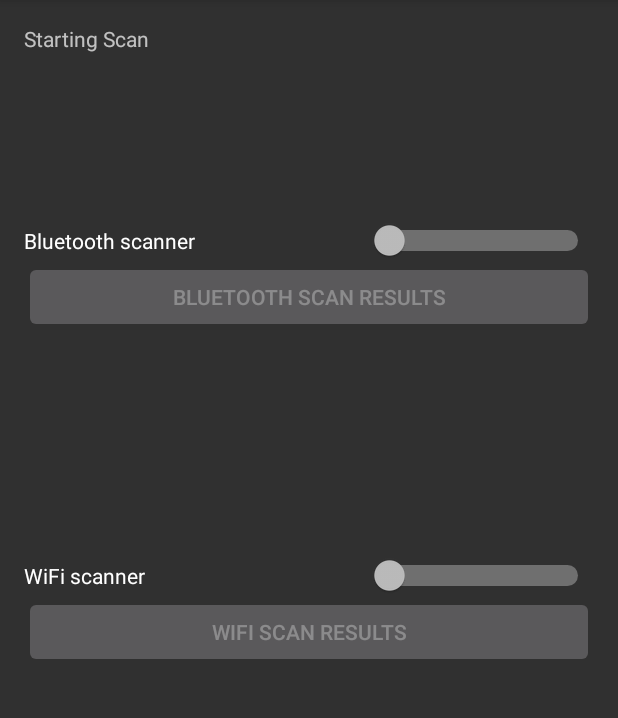
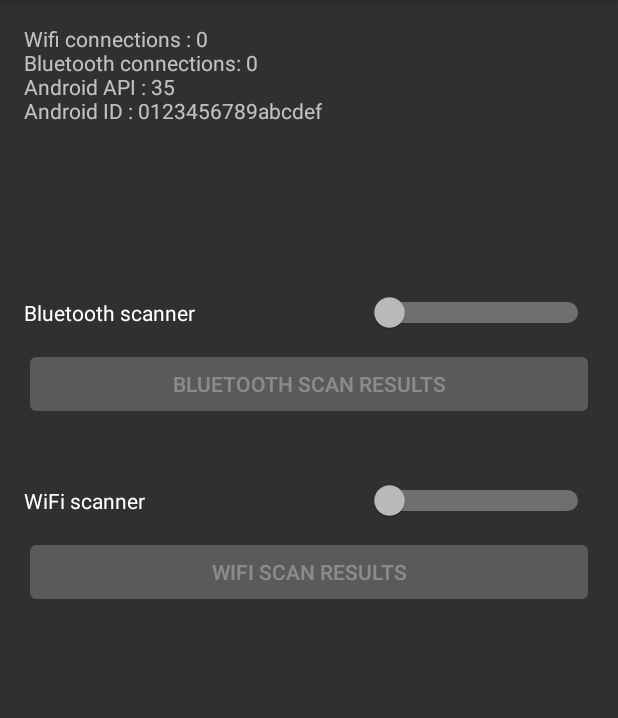
Before and after one commit to bojakowsky/WirelessScannerProject, an Android app: the screen it shows after launch (MainActivity), in the options menu, after a tap on "Refresh", on a phone screen of 412 x 824 dp, the part 84-802 px from its top. Run offline under Robolectric (Android 15) with nearby library versions, the phone set to English and light mode, and no system bars.

Commit message:
Scanner functions done

```diff
--- a/EnvScanner/app/src/main/AndroidManifest.xml
+++ b/EnvScanner/app/src/main/AndroidManifest.xml
@@ -22,7 +22,6 @@
             </intent-filter>
         </activity>
         <activity android:name=".WifiScanDetails" />
-        <activity android:name=".BluetoothScanDetails" />
         <activity android:name=".BluetoothScanSection" />
         <activity android:name=".WifiScanSection"></activity>
     </application>
--- a/EnvScanner/app/src/main/java/com/example/brzydal/envscanner/MainActivity.java
+++ b/EnvScanner/app/src/main/java/com/example/brzydal/envscanner/MainActivity.java
@@ -14,6 +14,7 @@ import android.net.wifi.ScanResult;
 import android.net.wifi.WifiManager;
 import android.os.Bundle;
 import android.os.Handler;
+import android.provider.Settings;
 import android.view.Menu;
 import android.view.MenuItem;
 import android.view.View;
@@ -29,35 +30,27 @@ public class MainActivity extends Activity {
 
     private TextView deviceMainText;
 
+    //Switches
     private Switch wifiSwitch;
     private Switch bluetoothSwitch;
 
+    //Buttons
     private Button wifiButton;
     private Button bluetoothButton;
 
     //Wifi section
     private WifiManager mainWifi;
     private WifiReceiver receiverWifi;
+    private List<ScanResult> wifiScanResultList = new ArrayList<>();
 
-    private List<ScanResult> wifiScanResultList;
-    private ListView wifiScanResultListView;
-
-    private ArrayList<String> wifiSSIDList = new ArrayList<String>();
-    private ArrayAdapter<String> wifiArrayAdapter;
 
     StringBuilder sb = new StringBuilder();
 
     //BlueTooth section
     private BluetoothReceiver receiverBluetooth;
     private ArrayList<BluetoothDevice> bluetoothScanResultList = new ArrayList<>();
-    private ListView bluetoothScanResultListView;
-
-    private ArrayList<String> bluetoothDeviceNameList = new ArrayList<String>();
-    private ArrayAdapter<String> bluetoothArrayAdapter;
     BluetoothAdapter bluetoothAdapter;
     private final Handler handler = new Handler();
-
-
 
     public void onCreate(Bundle savedInstanceState) {
 
@@ -79,7 +72,7 @@ public class MainActivity extends Activity {
                     WifiConfiguration();
                     wifiButton.setEnabled(true);
                 }
-                else wifiButton.setEnabled(true);
+                else wifiButton.setEnabled(false);
             }
         });
 
@@ -99,7 +92,7 @@ public class MainActivity extends Activity {
             @Override
             public void onClick(View v) {
                 Intent intent = new Intent(MainActivity.this, WifiScanSection.class);
-                intent.putExtra("SCAN_RESULT", wifiScanResultList.toArray());
+                intent.putExtra("ALL_SCAN_RESULTS", wifiScanResultList.toArray());
                 startActivity(intent);
             }
         });
@@ -109,7 +102,7 @@ public class MainActivity extends Activity {
             @Override
             public void onClick(View v) {
                 Intent intent = new Intent(MainActivity.this, BluetoothScanSection.class);
-                intent.putExtra("SCAN_RESULT", bluetoothScanResultList);
+                intent.putExtra("ALL_SCAN_RESULTS", bluetoothScanResultList);
                 startActivity(intent);
             }
         });
@@ -120,44 +113,23 @@ public class MainActivity extends Activity {
 
     public void WifiConfiguration()
     {
-        // Initiate wifi service manager
         mainWifi = (WifiManager) getSystemService(Context.WIFI_SERVICE);
-
-        wifiScanResultListView = (ListView) findViewById(R.id.wifiScanResults);
-
-        // Check for wifi is disabled
         if (mainWifi.isWifiEnabled() == false)
         {
-            // If wifi disabled then enable it
             Toast.makeText(getApplicationContext(), "Wifi is disabled.. making it enabled",
                     Toast.LENGTH_LONG).show();
 
             mainWifi.setWifiEnabled(true);
         }
 
-        wifiArrayAdapter = new ArrayAdapter<String>(this, android.R.layout.simple_list_item_1, wifiSSIDList);
-        wifiScanResultListView.setAdapter(wifiArrayAdapter);
-
-        wifiScanResultListView.setOnItemClickListener(new AdapterView.OnItemClickListener() {
-
-            @Override
-            public void onItemClick(AdapterView<?> parent, View view, int position, long id) {
-                ScanResult scanResult = wifiScanResultList.get(position);
-                Intent intent = new Intent(MainActivity.this, WifiScanDetails.class);
-                intent.putExtra("SCAN_RESULT", scanResult);
-                startActivity(intent);
-            }
-        });
-
         receiverWifi = new WifiReceiver();
         registerReceiver(receiverWifi, new IntentFilter(
                 WifiManager.SCAN_RESULTS_AVAILABLE_ACTION));
+        mainWifi.startScan();
     }
 
     public void BluetoothConfiguration()
     {
-        bluetoothScanResultListView = (ListView) findViewById(R.id.bluetoothScanResults);
-
         IntentFilter filter = new IntentFilter();
 
         filter.addAction(BluetoothDevice.ACTION_FOUND);
@@ -168,8 +140,7 @@ public class MainActivity extends Activity {
         BluetoothReceiver receiverBluetooth = new BluetoothReceiver();
         registerReceiver(receiverBluetooth, filter);
 
-        bluetoothArrayAdapter = new ArrayAdapter<String>(this, android.R.layout.simple_list_item_1, bluetoothDeviceNameList);
-        bluetoothScanResultListView.setAdapter(bluetoothArrayAdapter);
+        bluetoothAdapter.startDiscovery();
     }
 
     public void doScanning()
@@ -177,11 +148,12 @@ public class MainActivity extends Activity {
         handler.postDelayed(new Runnable() {
 
             @Override
-            public void run()
-            {
-                if (wifiSwitch.isEnabled())
+            public void run() {
+
+                PrintScanningData();
+                if (wifiSwitch.isChecked())
                     mainWifi.startScan();
-                if (bluetoothSwitch.isEnabled())
+                if (bluetoothSwitch.isChecked())
                     bluetoothAdapter.startDiscovery();
 
                 doScanning();
@@ -190,19 +162,28 @@ public class MainActivity extends Activity {
 
     }
 
+    protected void PrintScanningData()
+    {
+        sb = new StringBuilder();
+
+        sb.append("Wifi connections : " + wifiScanResultList.size() + "\n");
+        sb.append("Bluetooth connections: " + bluetoothScanResultList.size() + "\n");
+        sb.append("Android API : " + Integer.valueOf(android.os.Build.VERSION.SDK) + "\n");
+        sb.append("Android ID : " + Settings.Secure.getString(getContentResolver(), Settings.Secure.ANDROID_ID));
+        deviceMainText.setText(sb);
+    }
+
     public boolean onCreateOptionsMenu(Menu menu) {
         menu.add(0, 0, 0, "Refresh");
         return super.onCreateOptionsMenu(menu);
     }
 
     public boolean onMenuItemSelected(int featureId, MenuItem item) {
-        mainWifi.startScan();
-        deviceMainText.setText("Starting Scan");
         return super.onMenuItemSelected(featureId, item);
     }
 
     protected void onPause() {
-        unregisterReceiver(receiverWifi);
+        //unregisterReceiver(receiverWifi);
         super.onPause();
     }
 
@@ -215,23 +196,10 @@ public class MainActivity extends Activity {
         Toast.makeText(getApplicationContext(), message, Toast.LENGTH_LONG).show();
     }
 
-    // Broadcast receiver class called its receive method
-    // when number of wifi connections changed
     class WifiReceiver extends BroadcastReceiver {
 
-        // This method call when number of wifi connections changed
         public void onReceive(Context c, Intent intent) {
-
-            sb = new StringBuilder();
             wifiScanResultList = mainWifi.getScanResults();
-            sb.append("Wifi connections :" + wifiScanResultList.size() + "\n");
-            sb.append("Android API :" + Integer.valueOf(android.os.Build.VERSION.SDK));
-            deviceMainText.setText(sb);
-
-            wifiSSIDList.clear();
-            for (int i = 0 ; i < wifiScanResultList.size(); i++)
-                wifiSSIDList.add(wifiScanResultList.get(i).SSID);
-            wifiArrayAdapter.notifyDataSetChanged();
         }
     }
 
@@ -240,22 +208,16 @@ public class MainActivity extends Activity {
             String action = intent.getAction();
 
             if (BluetoothAdapter.ACTION_DISCOVERY_STARTED.equals(action)) {
-                //discovery starts, we can show progress dialog or perform other tasks
                 bluetoothScanResultList.clear();
-                bluetoothDeviceNameList.clear();
             } else if (BluetoothAdapter.ACTION_DISCOVERY_FINISHED.equals(action)) {
-                //discovery finishes, dismis progress dialog
-                Toast.makeText(getApplicationContext(), "ENDEEED", Toast.LENGTH_LONG);
+                //No action
             } else if (BluetoothDevice.ACTION_FOUND.equals(action)) {
-                //bluetooth device found
                 BluetoothDevice device = (BluetoothDevice)intent.getParcelableExtra(BluetoothDevice.EXTRA_DEVICE);
-                if (!bluetoothScanResultList.contains(device) && !bluetoothDeviceNameList.contains(device.getName()))
-                {
+                if (!bluetoothScanResultList.contains(device))
                     bluetoothScanResultList.add(device);
-                    bluetoothDeviceNameList.add(device.getName());
-                }
+
             }
-            bluetoothArrayAdapter.notifyDataSetChanged();
+            //bluetoothArrayAdapter.notifyDataSetChanged();
         }
     }
 }
--- a/EnvScanner/app/src/main/res/layout/activity_main.xml
+++ b/EnvScanner/app/src/main/res/layout/activity_main.xml
@@ -43,11 +43,12 @@
         android:text="WiFi scanner"
         android:id="@+id/wifiSwitcher"
         android:checked="false"
-        android:layout_centerVertical="true"
+        android:switchMinWidth="150dp"
+        android:showText="false"
+        android:layout_below="@+id/bluetoothButton"
         android:layout_alignParentStart="true"
-        android:switchMinWidth="150dp"
-        android:layout_alignParentEnd="true"
-        android:showText="false" />
+        android:layout_marginTop="40dp"
+        android:layout_alignParentEnd="true" />
 
     <Button
         style="?android:attr/buttonStyleSmall"
@@ -58,7 +59,8 @@
         android:layout_below="@+id/bluetoothSwitcher"
         android:layout_alignParentStart="true"
         android:layout_alignParentEnd="true"
-        android:enabled="false" />
+        android:enabled="false"
+        android:layout_marginTop="10dp" />
 
     <Button
         style="?android:attr/buttonStyleSmall"
@@ -66,9 +68,10 @@
         android:layout_height="wrap_content"
         android:text="Wifi scan results"
         android:id="@+id/wifiButton"
+        android:enabled="false"
         android:layout_below="@+id/wifiSwitcher"
         android:layout_alignParentEnd="true"
-        android:layout_alignParentStart="true"
-        android:enabled="false" />
+        android:layout_marginTop="10dp"
+        android:layout_alignParentStart="true" />
 
 </RelativeLayout>
```
Also changed, not shown: EnvScanner/app/src/main/java/com/example/brzydal/envscanner/BluetoothScanDetails.java (deleted, +0 -13 lines), EnvScanner/app/src/main/java/com/example/brzydal/envscanner/BluetoothScanSection.java (+21 -1 lines), EnvScanner/app/src/main/java/com/example/brzydal/envscanner/WifiScanSection.java (+43 -1 lines), EnvScanner/app/src/main/res/layout/activity_bluetooth_scan_details.xml (deleted, +0 -12 lines).
